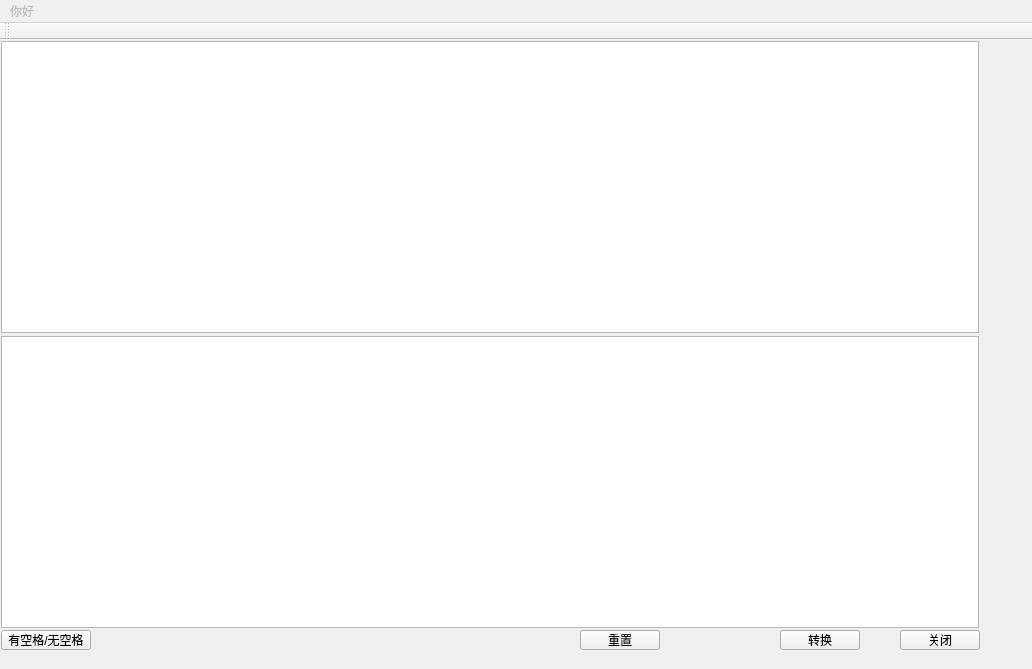
Above: trans/mainwindow.ui from wu-hua-guo/translate-program before the change. Below: the same form after it.
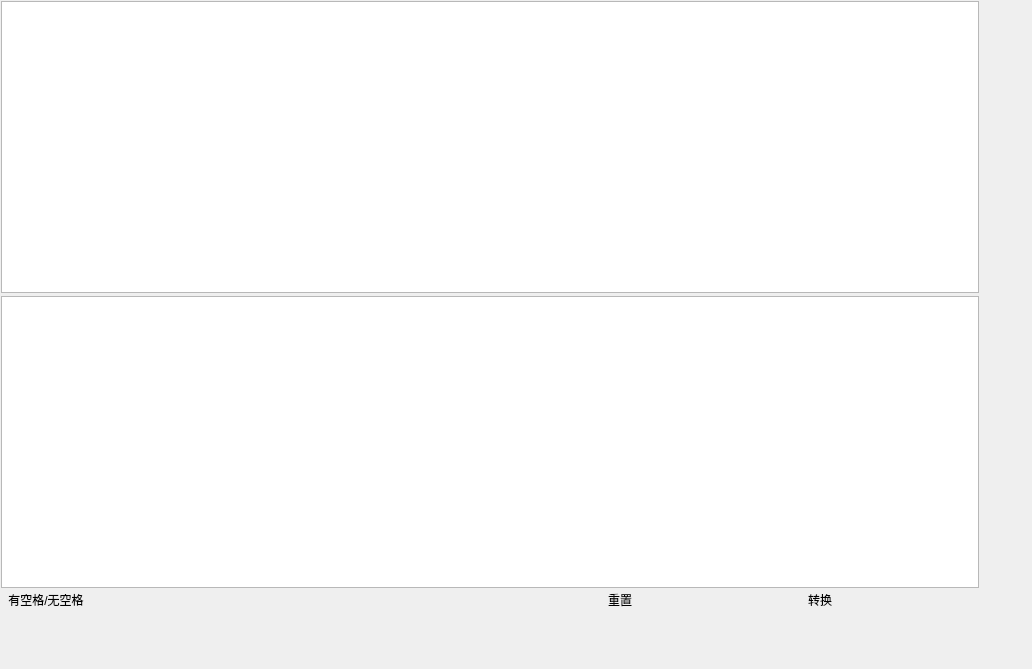
That is the form after the change.

The edit to the form file:
```diff
--- a/trans/mainwindow.ui
+++ b/trans/mainwindow.ui
@@ -40,19 +40,6 @@
      </rect>
     </property>
    </widget>
-   <widget class="QPushButton" name="closeBtn">
-    <property name="geometry">
-     <rect>
-      <x>900</x>
-      <y>590</y>
-      <width>80</width>
-      <height>20</height>
-     </rect>
-    </property>
-    <property name="text">
-     <string>关闭</string>
-    </property>
-   </widget>
    <widget class="QPushButton" name="changeBtn">
     <property name="geometry">
      <rect>
@@ -62,6 +49,9 @@
       <height>20</height>
      </rect>
     </property>
+    <property name="styleSheet">
+     <string notr="true">QPushButton { background-color:rgbrgb(222, 222, 222); border-radius: 5px; color:rgb(0, 0, 0); } QPushButton:hover { background-color:rgb(0, 206, 0); border-radius: 5px; color:rgb(0, 0, 0); }</string>
+    </property>
     <property name="text">
      <string>有空格/无空格</string>
     </property>
@@ -75,6 +65,9 @@
       <height>20</height>
      </rect>
     </property>
+    <property name="styleSheet">
+     <string notr="true">QPushButton {background-color:rgbrgb(222, 222, 222); border-radius: 5px; color:rgb(0, 0, 0); } QPushButton:hover { background-color:rgb(0, 206, 0); border-radius: 5px; color:rgb(0, 0, 0); }</string>
+    </property>
     <property name="text">
      <string>转换</string>
     </property>
@@ -88,57 +81,14 @@
       <height>20</height>
      </rect>
     </property>
+    <property name="styleSheet">
+     <string notr="true">QPushButton { background-color:rgbrgb(222, 222, 222); border-radius: 5px; color:rgb(0, 0, 0); } QPushButton:hover { background-color:rgb(0, 206, 0); border-radius: 5px; color:rgb(0, 0, 0); }</string>
+    </property>
     <property name="text">
      <string>重置</string>
     </property>
    </widget>
   </widget>
-  <widget class="QMenuBar" name="menuBar">
-   <property name="enabled">
-    <bool>false</bool>
-   </property>
-   <property name="geometry">
-    <rect>
-     <x>0</x>
-     <y>0</y>
-     <width>1032</width>
-     <height>23</height>
-    </rect>
-   </property>
-   <widget class="QMenu" name="menu">
-    <property name="geometry">
-     <rect>
-      <x>339</x>
-      <y>104</y>
-      <width>120</width>
-      <height>50</height>
-     </rect>
-    </property>
-    <property name="title">
-     <string>你好</string>
-    </property>
-   </widget>
-   <addaction name="menu"/>
-  </widget>
-  <widget class="QToolBar" name="mainToolBar">
-   <property name="enabled">
-    <bool>false</bool>
-   </property>
-   <attribute name="toolBarArea">
-    <enum>TopToolBarArea</enum>
-   </attribute>
-   <attribute name="toolBarBreak">
-    <bool>false</bool>
-   </attribute>
-  </widget>
-  <widget class="QStatusBar" name="statusBar">
-   <property name="enabled">
-    <bool>false</bool>
-   </property>
-   <property name="sizeGripEnabled">
-    <bool>false</bool>
-   </property>
-  </widget>
  </widget>
  <layoutdefault spacing="6" margin="11"/>
  <resources/>
```
